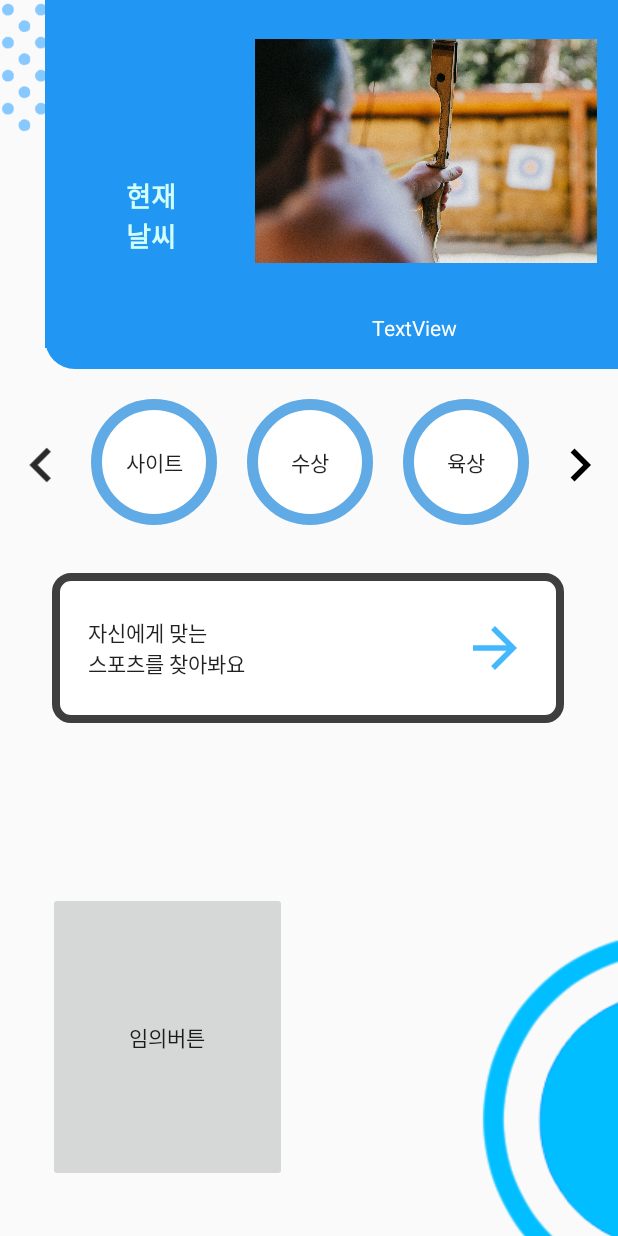
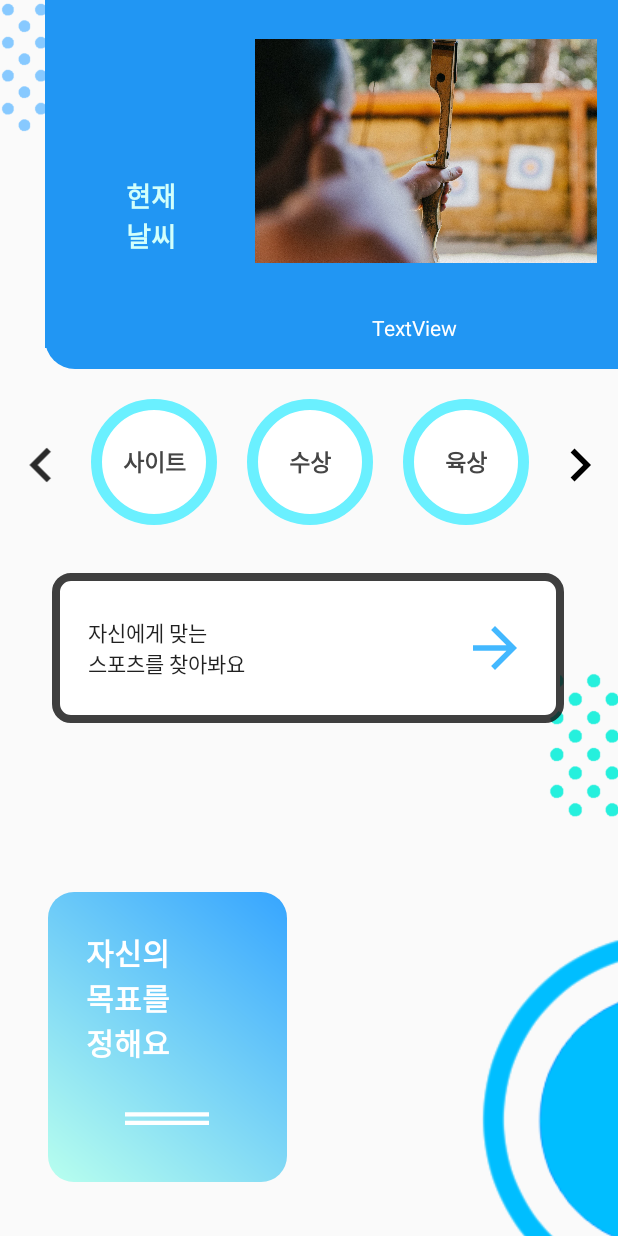
Before and after one commit to LIMMIHEE/SeoulS, an Android app: the screen it shows after launch (MainActivity), on a phone screen of 412 x 824 dp. Run offline under Robolectric (Android 15) with nearby library versions, the light colour scheme and no system bars; our stand-ins replace Firebase (no records; nobody signed in at launch, a user with empty details on screens opened directly).

Commit message:
메인화면 수정, TODO 자세 제작중

```diff
--- /dev/null
+++ b/SeoulS/app/src/main/res/drawable/ic_drag.xml
@@ -0,0 +1,8 @@
+<vector android:height="34dp" android:tint="#FFFFFF"
+    android:viewportHeight="24.0" android:viewportWidth="24.0"
+    android:width="84dp" xmlns:android="http://schemas.android.com/apk/res/android"
+    >
+
+
+    <path android:fillColor="#FF000000" android:pathData="M20,9H4v2h16V9zM4,15h16v-2H4v2z"/>
+</vector>
--- a/SeoulS/app/src/main/res/drawable/main_sports_btn.xml
+++ b/SeoulS/app/src/main/res/drawable/main_sports_btn.xml
@@ -13,7 +13,7 @@
     <!-- 테두리 설정: 두께, 색상 -->
     <stroke
         android:width="7dp"
-        android:color="#60ABE6" />
+        android:color="#6AF0FF" />
 
     <corners
         android:bottomLeftRadius="90dp"
--- a/SeoulS/app/src/main/res/drawable/todo_add_btn.xml
+++ b/SeoulS/app/src/main/res/drawable/todo_add_btn.xml
@@ -1,7 +1,7 @@
 <?xml version="1.0" encoding="utf-8"?>
 <shape xmlns:android="http://schemas.android.com/apk/res/android">
         android:padding="10dp">
-        <solid android:color="#03A9F4" />
+        <solid android:color="#3CC2FF" />
         <corners
             android:bottomLeftRadius="7dp"
             android:bottomRightRadius="36dp"
--- /dev/null
+++ b/SeoulS/app/src/main/res/drawable/todo_btn_style.xml
@@ -0,0 +1,28 @@
+<?xml version="1.0" encoding="utf-8"?>
+<shape xmlns:android="http://schemas.android.com/apk/res/android">
+    <!-- 테두리 내부 색상 설정 -->
+
+
+    <gradient
+        android:angle="45"
+        android:type="linear"
+        android:startColor="#B8FFEE"
+        android:endColor="#36A5FF"/>
+
+    <padding
+        android:bottom="8dp"
+        android:left="8dp"
+        android:right="8dp"
+        android:top="8dp" />
+
+<!--    <solid android:color="#EBF6FF" />-->
+<!--    <stroke-->
+<!--        android:width="6dp"-->
+<!--        android:color="#A0DDF0FF" />-->
+
+    <corners
+        android:bottomLeftRadius="17dp"
+        android:bottomRightRadius="17dp"
+        android:topLeftRadius="17dp"
+        android:topRightRadius="17dp" />
+</shape>
--- a/SeoulS/app/src/main/res/layout/activity_main.xml
+++ b/SeoulS/app/src/main/res/layout/activity_main.xml
@@ -24,6 +24,15 @@
         app:layout_constraintStart_toStartOf="parent"
         app:layout_constraintTop_toBottomOf="@+id/linearLayout3"
         app:srcCompat="@drawable/main_circle" />
+
+    <ImageView
+        android:id="@+id/imageView5"
+        android:layout_width="102dp"
+        android:layout_height="102dp"
+        android:layout_marginBottom="275dp"
+        app:layout_constraintBottom_toBottomOf="parent"
+        app:layout_constraintStart_toEndOf="@+id/horizontalScrollView"
+        app:srcCompat="@drawable/dot_2" />
 
     <LinearLayout
         android:id="@+id/linearLayout3"
@@ -172,7 +181,10 @@
                 android:layout_margin="10dp"
                 android:layout_weight="1"
                 android:background="@drawable/main_sports_btn"
-                android:text="사이트" />
+                android:text="사이트"
+                android:textColor="#454545"
+                android:textSize="15sp"
+                android:textStyle="bold" />
 
             <Button
                 android:id="@+id/apua"
@@ -181,7 +193,10 @@
                 android:layout_margin="10dp"
                 android:layout_weight="1"
                 android:background="@drawable/main_sports_btn"
-                android:text="수상" />
+                android:text="수상"
+                android:textColor="#454545"
+                android:textSize="15sp"
+                android:textStyle="bold"/>
 
             <Button
                 android:id="@+id/athletics"
@@ -190,7 +205,10 @@
                 android:layout_margin="10dp"
                 android:layout_weight="1"
                 android:background="@drawable/main_sports_btn"
-                android:text="육상" />
+                android:text="육상"
+                android:textColor="#454545"
+                android:textSize="15sp"
+                android:textStyle="bold"/>
 
             <Button
                 android:id="@+id/button8"
@@ -199,16 +217,11 @@
                 android:layout_margin="10dp"
                 android:layout_weight="1"
                 android:background="@drawable/main_sports_btn"
-                android:text="실내" />
+                android:text="실내"
+                android:textColor="#454545"
+                android:textSize="15sp"
+                android:textStyle="bold"/>
 
-            <Button
-                android:id="@+id/button10"
-                android:layout_width="84dp"
-                android:layout_height="84dp"
-                android:layout_margin="10dp"
-                android:layout_weight="1"
-                android:background="@drawable/main_sports_btn"
-                android:text="야외" />
         </LinearLayout>
     </HorizontalScrollView>
 
@@ -238,7 +251,14 @@
         android:layout_height="193dp"
         android:layout_marginStart="32dp"
         android:layout_marginBottom="36dp"
-        android:text="임의버튼"
+        android:background="@drawable/todo_btn_style"
+        android:drawableBottom="@drawable/ic_drag"
+        android:gravity="clip_horizontal"
+        android:padding="25dp"
+        android:text="자신의\n목표를\n정해요\n"
+        android:textColor="#FFFFFF"
+        android:textSize="20sp"
+        android:textStyle="bold"
         app:layout_constraintBottom_toBottomOf="parent"
         app:layout_constraintStart_toStartOf="parent" />
 
```
Also changed, not shown: SeoulS/app/src/main/java/com/limmihee/seouls/Todo_info.java (+68 -0 lines), SeoulS/app/src/main/res/layout/activity_todo_info.xml (+14 -2 lines), SeoulS/app/src/main/res/drawable-v24/dot_2.png (added).
